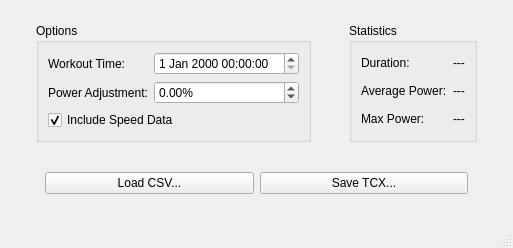
j33433/MPowerTCX, file source/mainwindow.ui: the form before one commit.
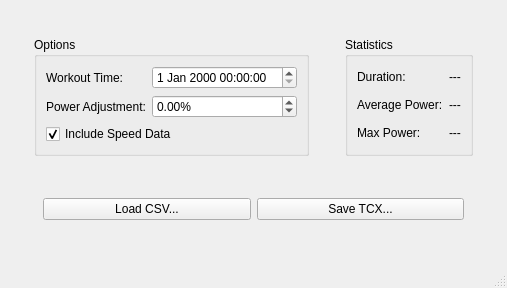
The form after the commit.

```diff
--- a/source/mainwindow.ui
+++ b/source/mainwindow.ui
@@ -6,8 +6,8 @@
    <rect>
     <x>0</x>
     <y>0</y>
-    <width>513</width>
-    <height>248</height>
+    <width>507</width>
+    <height>288</height>
    </rect>
   </property>
   <property name="windowTitle">
```
Left out of the diff: 2 changed lines with no effect on the pictures.
